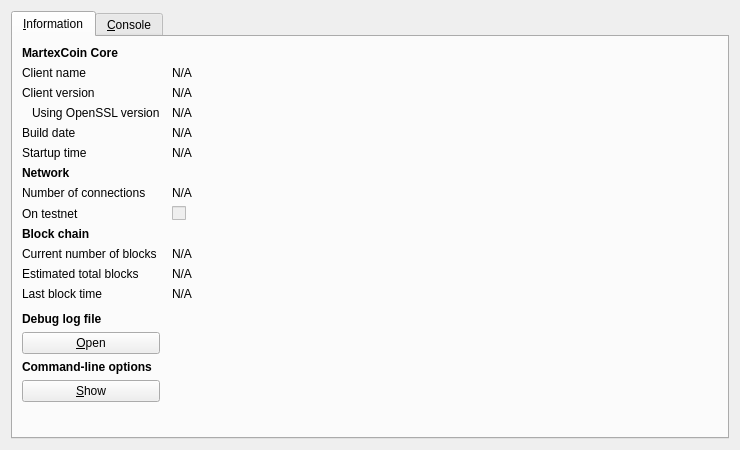
The window that src/qt/forms/rpcconsole.ui (martexcoin/martexcoin_4x) describes before a commit, drawn with Qt 5.
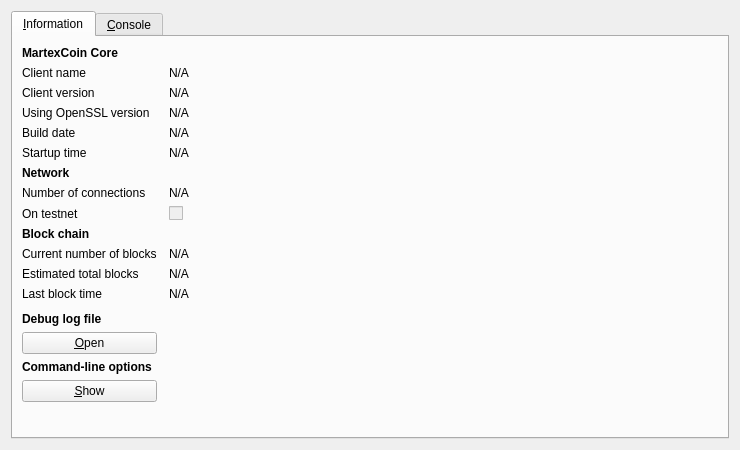
The same window after the commit. Icons and pictures are not drawn.

Diff of the .ui file:
```diff
--- a/src/qt/forms/rpcconsole.ui
+++ b/src/qt/forms/rpcconsole.ui
@@ -91,8 +91,11 @@
          <property name="text">
           <string>Using OpenSSL version</string>
          </property>
+         <property name="alignment">
+          <set>Qt::AlignLeading|Qt::AlignLeft|Qt::AlignVCenter</set>
+         </property>
          <property name="indent">
-          <number>10</number>
+          <number>-1</number>
          </property>
         </widget>
        </item>
```
